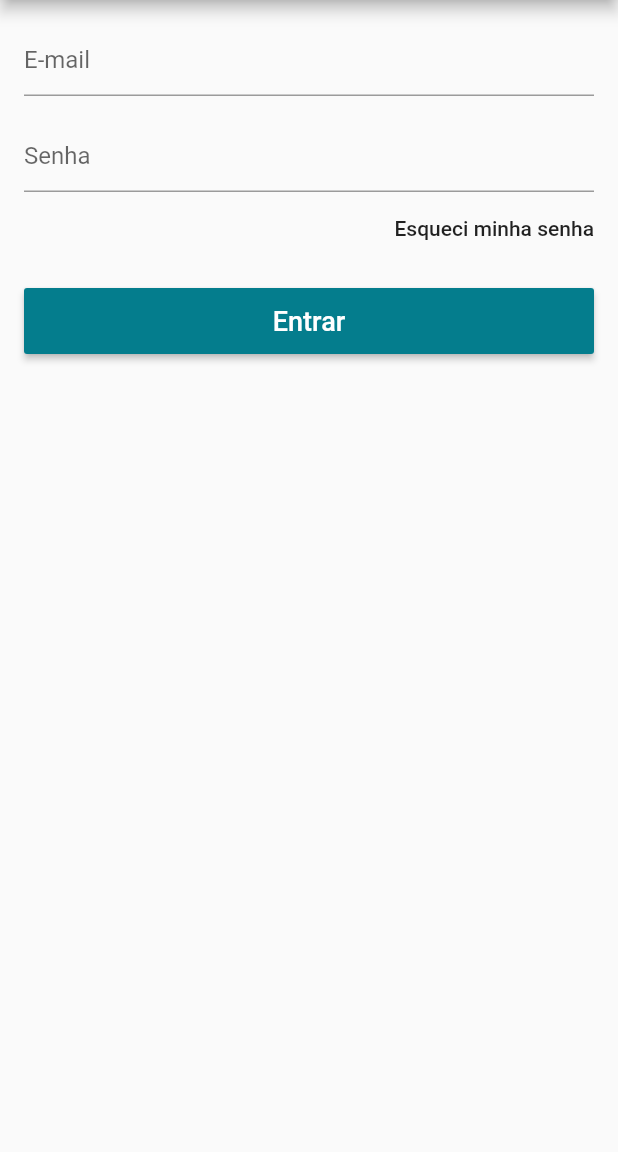
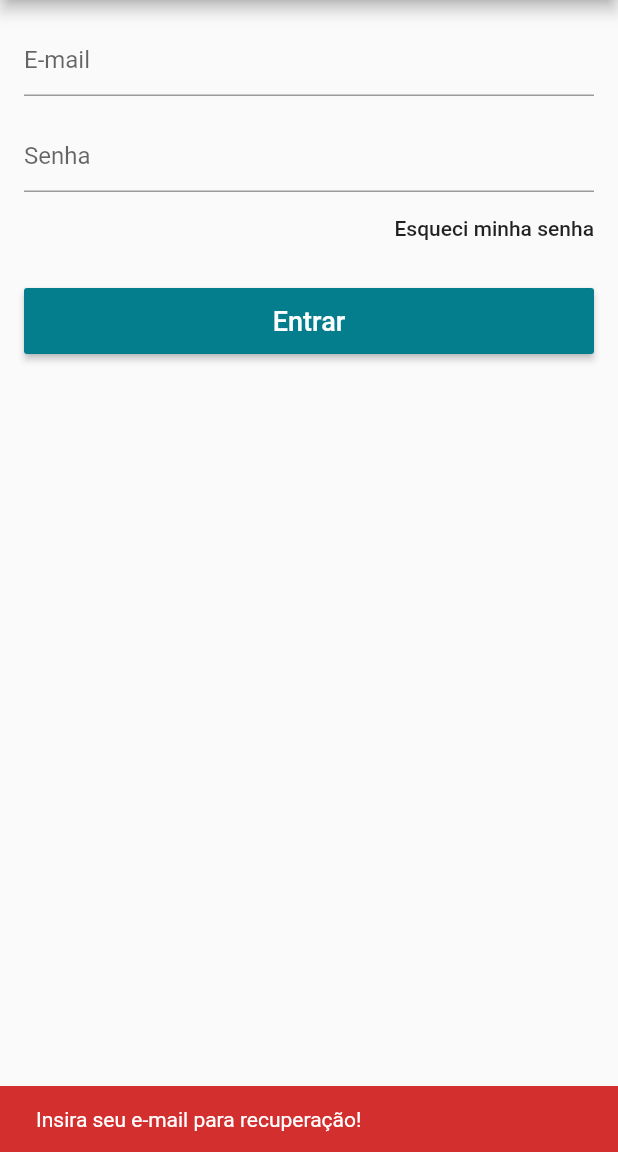
Before and after one commit to felipeemidio/loja_virtual, a Flutter app: the LoginScreen screen opened directly, after a tap on "Esqueci minha senha", on a phone screen of 412 x 824 dp, the part 84-1236 px from its top. Run offline on Flutter 3.47's test engine with Material 2 defaults, Android fonts, the phone set to English and light mode, and no system bars; our stand-ins replace carousel_pro, cloud_firestore, firebase_auth, transparent_image; accounts and stored records are empty.

```diff
--- a/lib/models/user_model.dart
+++ b/lib/models/user_model.dart
@@ -75,7 +75,9 @@ class UserModel extends Model {
    notifyListeners();
   }
 
-  void recoverPass() {}
+  void recoverPass(String email) {
+    _auth.sendPasswordResetEmail(email: email);
+  }
 
   bool isLoggedIn() {
     return firebaseUser != null;
--- a/lib/screens/login_screen.dart
+++ b/lib/screens/login_screen.dart
@@ -90,7 +90,27 @@ class _LoginScreenState extends State<LoginScreen> {
                   alignment: Alignment.centerRight,
                   child: FlatButton(
                     padding: EdgeInsets.zero,
-                    onPressed: () {},
+                    onPressed: () {
+                      if(_emailController.text.isEmpty) {
+                        _scaffoldKey.currentState.showSnackBar(
+                          SnackBar(
+                            content: Text("Insira seu e-mail para recuperação!"),
+                            backgroundColor: Theme.of(context).errorColor,
+                            duration: Duration(seconds: 2),
+                          ),
+                        );
+                      }
+                      else {
+                        model.recoverPass(_emailController.text);
+                        _scaffoldKey.currentState.showSnackBar(
+                          SnackBar(
+                            content: Text("Confira seu e-mail!"),
+                            backgroundColor: Theme.of(context).primaryColor,
+                            duration: Duration(seconds: 2),
+                          ),
+                        );
+                      }
+                    },
                     child: Text(
                       "Esqueci minha senha",
                       textAlign: TextAlign.right,
```
